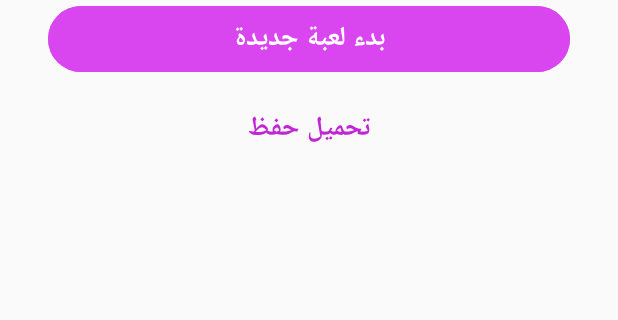
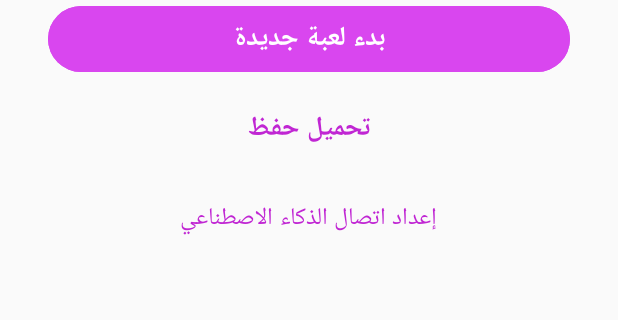
Before and after one commit to Awfdfhy/seven-rpg, an Android app: the screen it shows after launch (LaunchActivity), on a phone screen of 412 x 824 dp, the part 166-486 px from its top. Run offline under Robolectric (Android 15) with nearby library versions, the light colour scheme and no system bars; pictures from the network do not load.

Commit message:
Integrate real AI actions into the Android campaign flow

```diff
--- a/app/src/main/AndroidManifest.xml
+++ b/app/src/main/AndroidManifest.xml
@@ -50,6 +50,11 @@
             android:exported="false"
             android:screenOrientation="portrait" />
 
+        <activity
+            android:name=".ui.AISettingsActivity"
+            android:exported="false"
+            android:screenOrientation="portrait" />
+
     </application>
 
 </manifest>
--- a/app/src/main/java/com/sevenrpg/app/ui/LaunchActivity.kt
+++ b/app/src/main/java/com/sevenrpg/app/ui/LaunchActivity.kt
@@ -5,6 +5,7 @@ import android.os.Bundle
 import android.widget.Toast
 import androidx.appcompat.app.AppCompatActivity
 import com.sevenrpg.app.GameStateStore
+import com.sevenrpg.app.ui.AISettingsActivity
 import com.sevenrpg.app.databinding.ActivityLaunchBinding
 import com.sevenrpg.domain.GameState
 
@@ -19,6 +20,7 @@ class LaunchActivity : AppCompatActivity() {
         binding.root.layoutDirection = android.view.View.LAYOUT_DIRECTION_RTL
         binding.btnNewGame.setOnClickListener { startNewGame() }
         binding.btnLoadSave.setOnClickListener { loadExistingSave() }
+        binding.btnAiSettings.setOnClickListener { startActivity(Intent(this, AISettingsActivity::class.java)) }
     }
 
     private fun startNewGame() {
--- a/app/src/main/res/layout/activity_launch.xml
+++ b/app/src/main/res/layout/activity_launch.xml
@@ -59,4 +59,19 @@
         app:layout_constraintStart_toStartOf="parent"
         app:layout_constraintEnd_toEndOf="parent" />
 
+    <Button
+        android:id="@+id/btn_ai_settings"
+        android:layout_width="0dp"
+        android:layout_height="@dimen/button_h_md"
+        android:layout_marginHorizontal="@dimen/space_4"
+        android:layout_marginTop="@dimen/space_4"
+        android:text="إعداد اتصال الذكاء الاصطناعي"
+        android:textSize="@dimen/text_base"
+        android:backgroundTint="@android:color/transparent"
+        android:textColor="@color/primary_600"
+        android:minHeight="@dimen/min_touch"
+        app:layout_constraintTop_toBottomOf="@id/btn_load_save"
+        app:layout_constraintStart_toStartOf="parent"
+        app:layout_constraintEnd_toEndOf="parent" />
+
 </androidx.constraintlayout.widget.ConstraintLayout>
```
Also changed, not shown: app/src/main/java/com/sevenrpg/app/ui/ActionSubmitActivity.kt (+80 -25 lines).
